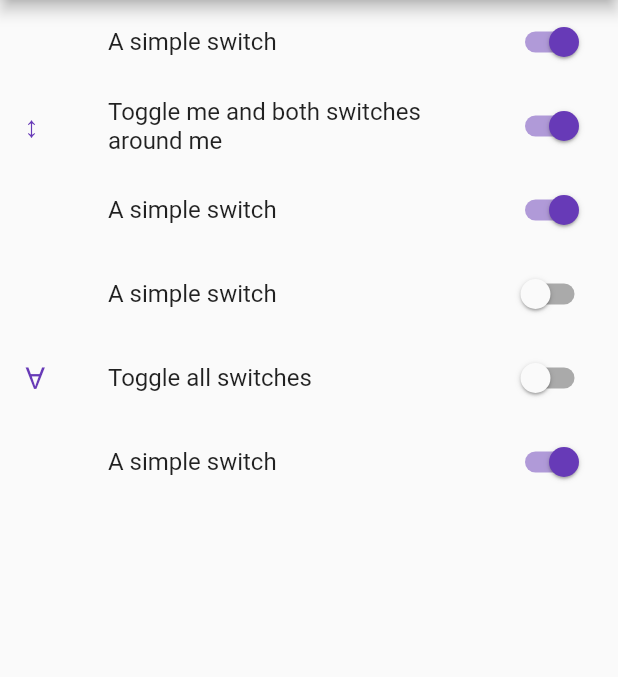
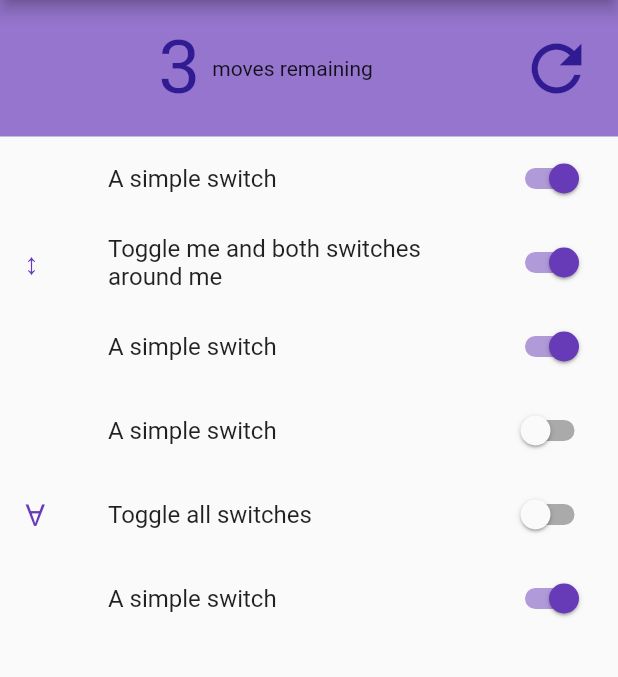
Before and after one commit to Neamar/turn_me_on, a Flutter app: the screen it shows after launch, on a phone screen of 412 x 824 dp, the part 84-761 px from its top. Run offline on Flutter 3.47's test engine with Material 2 defaults, Android fonts, the phone set to English and light mode, and no system bars.

Commit message:
Reset level

```diff
--- a/lib/main.dart
+++ b/lib/main.dart
@@ -15,23 +15,28 @@ class MyApp extends StatelessWidget {
         appBar: AppBar(
           title: Text("Turn me on"),
         ),
-        body: Level('T↕TT∀T', '111001'),
+        body: Level('T↕TT∀T', '111001', 3),
       ),
     );
   }
 }
 
 class Level extends StatefulWidget {
-  Level(this.toggles, this.initialState);
+  Level(this.toggles, this.initialState, this.allowedMoves);
 
   final String toggles;
   final String initialState;
+  final int allowedMoves;
 
   @override
-  _LevelState createState() => _LevelState(toggles, initialState);
+  _LevelState createState() => _LevelState(toggles, initialState, allowedMoves);
 }
 
 class _LevelState extends State<Level> {
+  static const MaterialColor COLOR_GAME = Colors.deepPurple;
+  static const MaterialColor COLOR_FAIL = Colors.red;
+  static const MaterialColor COLOR_SUCCESS = Colors.green;
+
   static const String TOGGLE = 'T';
   static const String SWITCH_ALL = '∀';
   static const String SWITCH_AROUND = '↕';
@@ -39,12 +44,15 @@ class _LevelState extends State<Level> {
   static const String SWITCH_NTH = 'N';
 
   final String toggles;
+  final int _initialMoves;
+  final String _initialState;
+
+  int _remainingMoves;
   String _currentState;
-  String _initialState;
 
-  _LevelState(String this.toggles, String initialState) {
-    this._currentState = initialState;
-    this._initialState = initialState;
+  _LevelState(this.toggles, this._initialState, this._initialMoves) {
+    this._currentState = _initialState;
+    this._remainingMoves = _initialMoves;
   }
 
   String _switch(String toggleState) {
@@ -59,6 +67,7 @@ class _LevelState extends State<Level> {
 
   void _pressToggle(int toggleIndex) {
     setState(() {
+      _remainingMoves--;
       String newState = _currentState;
       String toggleType = toggles[toggleIndex];
       if (toggleType == TOGGLE) {
@@ -76,12 +85,18 @@ class _LevelState extends State<Level> {
           newState = _switchToggleInState(toggleIndex + 1, newState);
         }
       }
-      print("New States is " + newState);
       _currentState = newState;
     });
   }
 
-  String getTitle(String toggleType) {
+  void _reset() {
+    setState(() {
+      _currentState = _initialState;
+      _remainingMoves = _initialMoves;
+    });
+  }
+
+  String _getTitle(String toggleType) {
     if (toggleType == TOGGLE) {
       return 'A simple switch';
     } else if (toggleType == SWITCH_ALL) {
@@ -95,7 +110,7 @@ class _LevelState extends State<Level> {
     return 'An unknown toggle';
   }
 
-  String getSecondaryTitle(String toggleType) {
+  String _getSecondaryTitle(String toggleType) {
     if (toggleType == TOGGLE) {
       return ' ';
     } else if (toggleType == SWITCH_ALL) {
@@ -111,24 +126,70 @@ class _LevelState extends State<Level> {
 
   @override
   Widget build(BuildContext context) {
-    return ListView.builder(
-        itemCount: _currentState.length,
-        itemBuilder: (BuildContext context, int index) {
-          return SwitchListTile(
-            title: Text(getTitle(toggles[index])),
-            onChanged: (bool value) {
-              print("A toggle was pressed");
-              _pressToggle(index);
-            },
-            value: _currentState[index] == "1",
-            secondary: Text(
-              getSecondaryTitle(toggles[index]),
-              style: TextStyle(
-                fontSize: 20.0, // insert your font size here
-                color: Colors.deepPurple
+    String textToDisplay = "moves remaining";
+    if (_remainingMoves == 1) {
+      textToDisplay = "move remaining";
+    } else if (_remainingMoves == 0) {
+      textToDisplay = "You've lost :(";
+    }
+
+    MaterialColor headerColor = _remainingMoves == 0 ? COLOR_FAIL : COLOR_GAME;
+
+    return Column(children: <Widget>[
+      Container(
+        decoration: new BoxDecoration(color: headerColor[300]),
+        child: Padding(
+          padding: const EdgeInsets.all(8.0),
+          child: Row(children: <Widget>[
+            Expanded(
+              child: Row(
+                mainAxisAlignment: MainAxisAlignment.center,
+                children: <Widget>[
+                  Padding(
+                    padding: const EdgeInsets.all(8.0),
+                    child: _remainingMoves == 0
+                        ? null
+                        : Text(
+                            _remainingMoves.toString(),
+                            style: TextStyle(
+                                fontSize: 50.0, // insert your font size here
+                                color: headerColor[900]),
+                          ),
+                  ),
+                  Text(textToDisplay),
+                ],
               ),
             ),
-          );
-        });
+            IconButton(
+              icon: Icon(Icons.refresh,
+                  color: headerColor[900], semanticLabel: 'Restart level'),
+              onPressed: _reset,
+              highlightColor: Colors.pink,
+              iconSize: 50,
+            ),
+          ]),
+        ),
+      ),
+      Expanded(
+          child: ListView.builder(
+              itemCount: _currentState.length,
+              itemBuilder: (BuildContext context, int index) {
+                return SwitchListTile(
+                  title: Text(_getTitle(toggles[index])),
+                  value: _currentState[index] == "1",
+                  secondary: Text(
+                    _getSecondaryTitle(toggles[index]),
+                    style: TextStyle(
+                        fontSize: 20.0, // insert your font size here
+                        color: Colors.deepPurple),
+                  ),
+                  onChanged: _remainingMoves == 0
+                      ? null
+                      : (bool value) {
+                          _pressToggle(index);
+                        },
+                );
+              }))
+    ]);
   }
 }
```
